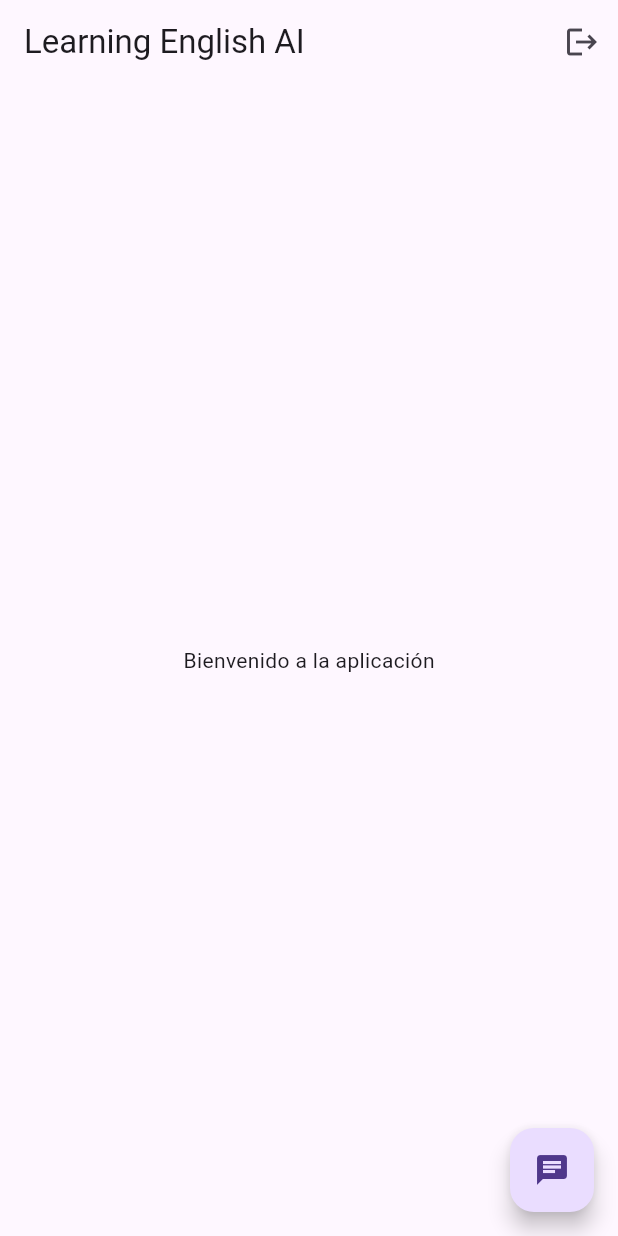
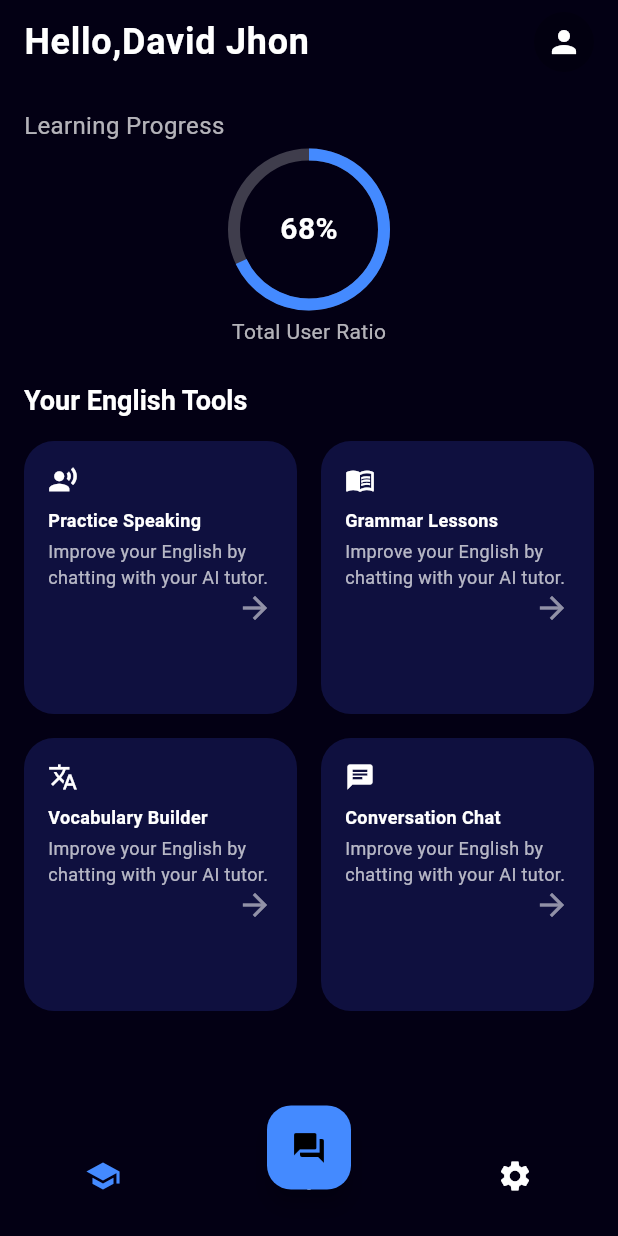
Before and after one commit to ArturoSojo/learning_english_ai, a Flutter app: the screen it shows once a user with an empty profile is signed in, on a phone screen of 412 x 824 dp. Run offline on Flutter 3.47's test engine with Material 3 defaults, Android fonts, the phone set to English and light mode, and no system bars; our stand-ins replace auto_route, bloc, cloud_firestore, dartz, equatable, firebase_auth and 8 more; missing offline and left inert: text_to_speech; accounts and stored records are empty.

Commit message:
Fix HomeScreen

```diff
--- a/lib/app/app.dart
+++ b/lib/app/app.dart
@@ -12,10 +12,7 @@ class App extends StatelessWidget {
     return MaterialApp(
       title: 'Learning English AI',
       debugShowCheckedModeBanner: false,
-
-      theme: ThemeData(
-        primarySwatch: Colors.blue,
-      ),
+      theme: AppTheme.theme,
       home: const AuthWrapper(),
     );
   }
--- a/lib/core/theme/app_theme.dart
+++ b/lib/core/theme/app_theme.dart
@@ -1,30 +1,17 @@
 import 'package:flutter/material.dart';
 
-
-
 class AppTheme {
-
-  static final light = ThemeData(
-    colorScheme: ColorScheme.light(
-      primary: Color(0xFF6A1B9A), // Purple 800
-      secondary: Color(0xFFBA68C8), // Purple 300
-      surface: Colors.white,
-      surfaceVariant: Color(0xFFF3E5F5), // Light purple 50
-      onSecondary: Colors.white,
-      error: Color(0xFFD32F2F), // Red 700
+  static final theme = ThemeData(
+    useMaterial3: true,
+    colorScheme: const ColorScheme.dark(
+      primary: Colors.blueAccent,
+      secondary: Colors.white,
+      surface: Color(0xFF0F103F),
+      surfaceVariant: Color(0xFF0F103F),
+      background: Color(0xFF030014),
+      onSecondary: Colors.black,
+      error: Color(0xFFEF5350),
+      brightness: Brightness.dark,
     ),
-    useMaterial3: true,
-  );
-
-  static final dark = ThemeData(
-    colorScheme: ColorScheme.dark(
-      primary: Color(0xFFBA68C8), // Purple 300
-      secondary: Color(0xFF9C27B0), // Purple 500
-      surface: Color(0xFF121212),
-      surfaceVariant: Color(0xFF1E1E1E),
-      onSecondary: Colors.black,
-      error: Color(0xFFEF5350), // Red 400
-    ),
-    useMaterial3: true,
   );
 }
--- a/lib/features/chat_ai/presentation/screens/chat_screen.dart
+++ b/lib/features/chat_ai/presentation/screens/chat_screen.dart
@@ -6,7 +6,9 @@ import 'package:learning_english_ai/features/chat_ai/presentation/bloc/chat_ai_b
 import 'package:learning_english_ai/features/chat_ai/presentation/screens/home_screen.dart';
 import 'package:learning_english_ai/features/chat_ai/presentation/widgets/chat_message_bubble.dart';
 import 'package:auto_route/annotations.dart';
-import 'package:learning_english_ai/features/chat_ai/domain/entities/chat_message.dart' hide ChatMessage;
+import 'package:learning_english_ai/features/chat_ai/domain/entities/chat_message.dart'
+    hide ChatMessage;
+
 @RoutePage()
 class ChatScreen extends StatefulWidget {
   const ChatScreen({super.key});
@@ -82,7 +84,7 @@ class _ChatScreenState extends State<ChatScreen> {
 
   @override
   Widget build(BuildContext context) {
-    final theme = _isDarkMode ? AppTheme.dark : AppTheme.light;
+    final theme = Theme.of(context);
 
     return MaterialApp(
       theme: theme,
--- a/lib/features/chat_ai/presentation/screens/home_screen.dart
+++ b/lib/features/chat_ai/presentation/screens/home_screen.dart
@@ -12,22 +12,116 @@ class HomeScreen extends StatelessWidget {
 
   @override
   Widget build(BuildContext context) {
+    final theme = Theme.of(context);
+    final colorScheme = theme.colorScheme;
+
     return Scaffold(
+      backgroundColor: colorScheme.background,
       appBar: AppBar(
-        title: const Text('Learning English AI'),
+        automaticallyImplyLeading: false,
+        backgroundColor: Colors.transparent,
+        elevation: 0,
+        title: Text(
+          'Hello,David Jhon',
+          style: theme.textTheme.bodyLarge?.copyWith(
+            color: Colors.white,
+            fontWeight: FontWeight.bold,
+            fontSize: 24,
+          ),
+        ),
         actions: [
-          IconButton(
-            icon: const Icon(Icons.logout),
-            onPressed: () {
-              context.read<AuthBloc>().add(const AuthLogoutRequested());
-            },
+          Padding(
+            padding: const EdgeInsets.only(right: 16.0),
+            child: CircleAvatar(
+              backgroundColor: colorScheme.onPrimary.withOpacity(0.2),
+              child: Icon(Icons.person, color: Colors.white),
+            ),
           ),
         ],
       ),
-      body: const Center(
-        child: Text('Bienvenido a la aplicación'),
+      body: Padding(
+        padding: const EdgeInsets.all(16.0),
+        child: Column(
+          crossAxisAlignment: CrossAxisAlignment.start,
+          children: [
+            Text(
+              'Learning Progress',
+              style: TextStyle(color: Colors.white70, fontSize: 16),
+            ),
+            const SizedBox(height: 8),
+            Center(
+              child: Column(
+                children: [
+                  Stack(
+                    alignment: Alignment.center,
+                    children: [
+                      SizedBox(
+                        width: 100,
+                        height: 100,
+                        child: CircularProgressIndicator(
+                          value: 0.68,
+                          strokeWidth: 8,
+                          backgroundColor: Colors.white24,
+                          valueColor:
+                              AlwaysStoppedAnimation(colorScheme.primary),
+                        ),
+                      ),
+                      const Text(
+                        '68%',
+                        style: TextStyle(
+                            color: Colors.white,
+                            fontSize: 20,
+                            fontWeight: FontWeight.bold),
+                      ),
+                    ],
+                  ),
+                  const SizedBox(height: 8),
+                  const Text(
+                    'Total User Ratio',
+                    style: TextStyle(color: Colors.white70),
+                  ),
+                ],
+              ),
+            ),
+            const SizedBox(height: 24),
+            Text(
+              "Your English Tools",
+              style: theme.textTheme.titleLarge?.copyWith(
+                color: Colors.white,
+                fontWeight: FontWeight.bold,
+                fontSize: 18,
+              ),
+            ),
+            const SizedBox(height: 16),
+            Expanded(
+              child: GridView.count(
+                crossAxisCount: 2,
+                crossAxisSpacing: 16,
+                mainAxisSpacing: 16,
+                children: [
+                  _buildCard( context, 'Practice Speaking', Icons.record_voice_over),
+                  _buildCard(context, 'Grammar Lessons', Icons.menu_book),
+                  _buildCard(context, 'Vocabulary Builder', Icons.translate),
+                  _buildCard(context, 'Conversation Chat', Icons.chat),
+                ],
+              ),
+            ),
+          ],
+        ),
+      ),
+      bottomNavigationBar: BottomNavigationBar(
+        backgroundColor: colorScheme.background,
+        selectedItemColor: colorScheme.primary,
+        unselectedItemColor: Colors.white,
+        items: const [
+          BottomNavigationBarItem(icon: Icon(Icons.school), label: ''),
+          BottomNavigationBarItem(icon: Icon(Icons.mic), label: ''),
+          BottomNavigationBarItem(icon: Icon(Icons.settings), label: ''),
+        ],
+
       ),
       floatingActionButton: FloatingActionButton(
+        backgroundColor: colorScheme.primary,
         onPressed: () {
           try {
             Navigator.push(
@@ -40,8 +134,58 @@ class HomeScreen extends StatelessWidget {
             debugPrint("Error navegando: $e");
           }
         },
-        child: const Icon(Icons.chat),
+        child: const Icon(Icons.forum,),
       ),
+      floatingActionButtonLocation: FloatingActionButtonLocation.centerDocked,
+    );
+  }
+
+  Widget _buildCard(BuildContext context, String title, IconData icon) {
+    final colorScheme = Theme.of(context).colorScheme;
+
+    return LayoutBuilder(
+      builder: (context, constraints) {
+        return SizedBox(
+          height: 120,
+          child: Container(
+            decoration: BoxDecoration(
+              color: colorScheme.surfaceVariant,
+              borderRadius: BorderRadius.circular(20),
+            ),
+            padding: const EdgeInsets.all(16),
+            child: Column(
+              crossAxisAlignment: CrossAxisAlignment.start,
+              children: [
+                Icon(icon, color: Colors.white, size: 20),
+                const SizedBox(height: 8),
+                Text(
+                  title,
+                  style: const TextStyle(
+                    color: Colors.white,
+                    fontSize: 12,
+                    fontWeight: FontWeight.bold,
+                  ),
+                ),
+                const SizedBox(height: 4),
+                // 🔧 Eliminado Expanded para evitar overflow
+                Column(
+                  mainAxisAlignment: MainAxisAlignment.spaceBetween,
+                  children: const [
+                    Text(
+                      'Improve your English by chatting with your AI tutor.',
+                      style: TextStyle(color: Colors.white70, fontSize: 12),
+                    ),
+                    Align(
+                      alignment: Alignment.centerRight,
+                      child: Icon(Icons.arrow_forward, color: Colors.white54),
+                    ),
+                  ],
+                ),
+              ],
+            ),
+          ),
+        );
+      },
     );
   }
 }
```
Lines whose indentation alone changed are shown as unchanged.
